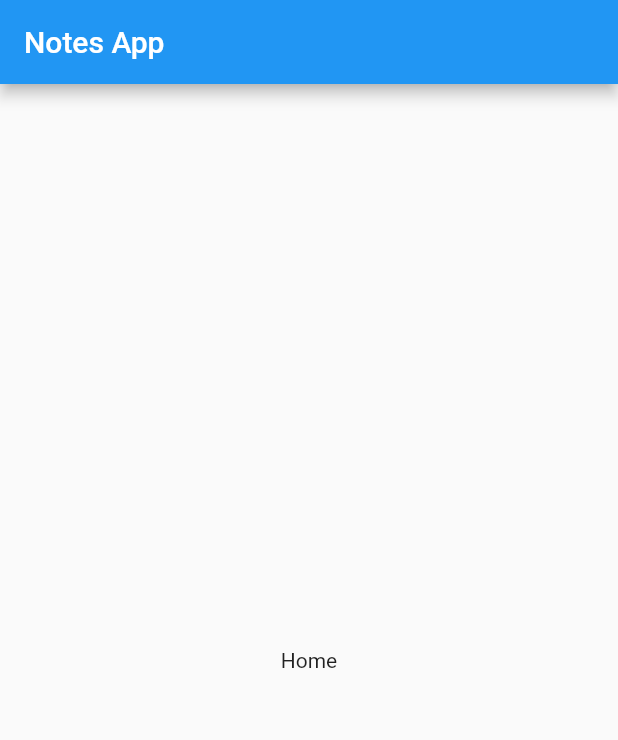
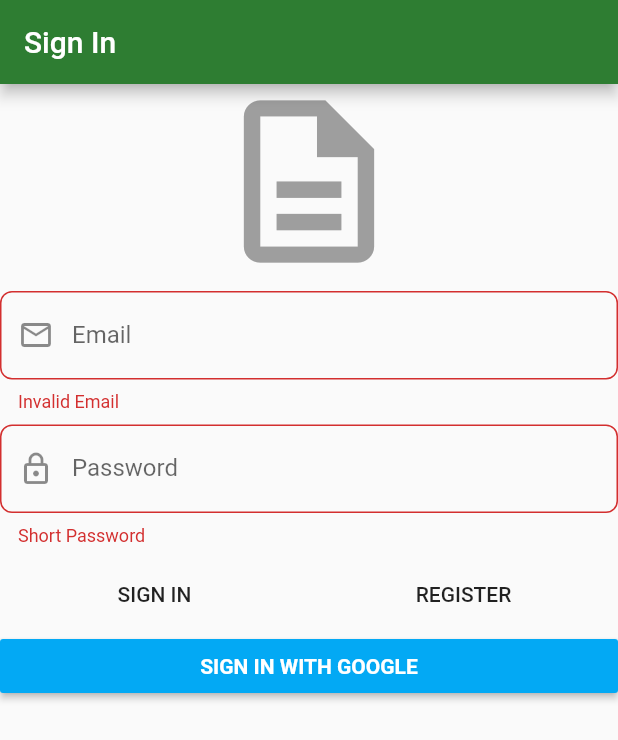
Before and after one commit to tabernerojerry/flutter-firebase-notes-DDD, a Flutter app: the screen it shows after launch, on a phone screen of 412 x 824 dp. Shown: the top 740 px of the screen. Run offline on Flutter 3.47's test engine with Material 2 defaults, Android fonts, the phone set to English and light mode, and no system bars; our stand-ins replace bloc, dartz, firebase_auth, firebase_core, flushbar, flutter_bloc and 4 more; accounts and stored records are empty; generated files the repository leaves out were written again.

Commit message:
sign in form ui

```diff
--- a/lib/infrastructure/auth/firebase_auth_facade.dart
+++ b/lib/infrastructure/auth/firebase_auth_facade.dart
@@ -1,6 +1,7 @@
 import 'package:dartz/dartz.dart';
 import 'package:firebase_auth/firebase_auth.dart';
 import 'package:flutter/foundation.dart';
+import 'package:flutter/services.dart';
 import 'package:google_sign_in/google_sign_in.dart';
 import 'package:injectable/injectable.dart';
 import 'package:notes_firebase_ddd/domain/auth/auth_failure.dart';
@@ -84,7 +85,7 @@
       await _firebaseAuth.signInWithCredential(authCredential);
 
       return right(unit);
-    } on FirebaseAuthException catch (_) {
+    } on PlatformException catch (_) {
       return left(const AuthFailure.serverError());
     }
   }
--- a/lib/main.dart
+++ b/lib/main.dart
@@ -1,26 +1,16 @@
+import 'package:firebase_core/firebase_core.dart';
 import 'package:flutter/material.dart';
 import 'package:injectable/injectable.dart';
 import 'package:notes_firebase_ddd/injection.dart';
+import 'package:notes_firebase_ddd/presentation/core/app_widget.dart';
 
-void main() {
+Future<void> main() async {
+  // Need explicit binding before firebase call
+  WidgetsFlutterBinding.ensureInitialized();
+  // Initialize Firebase to work
+  await Firebase.initializeApp();
+  // Inject Dependencies
   configureInjection(Environment.prod);
-  runApp(MyApp());
+  // Run App
+  runApp(AppWidget());
 }
-
-class MyApp extends StatelessWidget {
-  @override
-  Widget build(BuildContext context) {
-    return MaterialApp(
-      debugShowCheckedModeBanner: false,
-      title: "Notes",
-      home: Scaffold(
-        appBar: AppBar(
-          title: const Text('Notes App'),
-        ),
-        body: const Center(
-          child: Text('Home'),
-        ),
-      ),
-    );
-  }
-}
--- /dev/null
+++ b/lib/presentation/core/app_widget.dart
@@ -0,0 +1,24 @@
+import 'package:flutter/material.dart';
+import 'package:notes_firebase_ddd/presentation/sign_in/sign_in_page.dart';
+
+class AppWidget extends StatelessWidget {
+  @override
+  Widget build(BuildContext context) {
+    return MaterialApp(
+      debugShowCheckedModeBanner: false,
+      title: 'Notes',
+      home: SignInPage(),
+      theme: ThemeData.light().copyWith(
+        primaryColor: Colors.green[800],
+        accentColor: Colors.blueAccent,
+        inputDecorationTheme: InputDecorationTheme(
+          border: OutlineInputBorder(
+            borderRadius: BorderRadius.circular(
+              8.0,
+            ),
+          ),
+        ),
+      ),
+    );
+  }
+}
--- /dev/null
+++ b/lib/presentation/sign_in/sign_in_page.dart
@@ -0,0 +1,22 @@
+import 'package:flutter/material.dart';
+import 'package:flutter_bloc/flutter_bloc.dart';
+import 'package:notes_firebase_ddd/application/auth/sign_in_form/sign_in_form_bloc.dart';
+import 'package:notes_firebase_ddd/injection.dart';
+import 'package:notes_firebase_ddd/presentation/sign_in/widgets/sign_in_form.dart';
+
+class SignInPage extends StatelessWidget {
+  @override
+  Widget build(BuildContext context) {
+    return Scaffold(
+      appBar: AppBar(
+        title: const Text(
+          'Sign In',
+        ),
+      ),
+      body: BlocProvider(
+        create: (context) => getIt<SignInFormBloc>(),
+        child: SignInForm(),
+      ),
+    );
+  }
+}
--- /dev/null
+++ b/lib/presentation/sign_in/widgets/sign_in_form.dart
@@ -0,0 +1,139 @@
+import 'package:flushbar/flushbar.dart';
+import 'package:flushbar/flushbar_helper.dart';
+import 'package:flutter/material.dart';
+import 'package:flutter_bloc/flutter_bloc.dart';
+import 'package:notes_firebase_ddd/application/auth/sign_in_form/sign_in_form_bloc.dart';
+
+class SignInForm extends StatelessWidget {
+  @override
+  Widget build(BuildContext context) {
+    return BlocConsumer<SignInFormBloc, SignInFormState>(
+      listener: (context, state) {
+        state.authFailureOrSuccessOption.fold(
+          () {},
+          (either) => either.fold(
+            (failure) {
+              FlushbarHelper.createError(
+                message: failure.map(
+                  cancelledByUser: (_) => 'Cancelled',
+                  serverError: (_) => 'Server Error',
+                  emailAlreadyInUser: (_) => 'Email already in use',
+                  invalidEmailAndPasswordCombination: (_) =>
+                      'Invalid email and password combination',
+                ),
+              ).show(context);
+            },
+            (_) {
+              // TODO: Navigate
+            },
+          ),
+        );
+      },
+      builder: (context, state) {
+        return Form(
+          autovalidateMode: AutovalidateMode.always,
+          child: ListView(
+            children: [
+              const Icon(
+                Icons.description_outlined,
+                size: 130.0,
+                color: Colors.grey,
+              ),
+              const SizedBox(
+                height: 8.0,
+              ),
+              TextFormField(
+                decoration: const InputDecoration(
+                  prefixIcon: Icon(Icons.email_outlined),
+                  labelText: 'Email',
+                ),
+                autocorrect: false,
+                onChanged: (value) => context
+                    .read<SignInFormBloc>()
+                    .add(SignInFormEvent.emailChanged(value)),
+                validator: (_) => context
+                    .read<SignInFormBloc>()
+                    .state
+                    .emailAddress
+                    .value
+                    .fold(
+                      (f) => f.maybeMap(
+                        invalidEmail: (_) => 'Invalid Email',
+                        orElse: () => null,
+                      ),
+                      (_) => null,
+                    ),
+              ),
+              const SizedBox(
+                height: 8.0,
+              ),
+              TextFormField(
+                decoration: const InputDecoration(
+                  prefixIcon: Icon(Icons.lock_outlined),
+                  labelText: 'Password',
+                ),
+                autocorrect: false,
+                obscureText: true,
+                onChanged: (value) => context
+                    .read<SignInFormBloc>()
+                    .add(SignInFormEvent.passwordChanged(value)),
+                validator: (_) =>
+                    context.read<SignInFormBloc>().state.password.value.fold(
+                          (f) => f.maybeMap(
+                            shortPassword: (_) => 'Short Password',
+                            orElse: () => null,
+                          ),
+                          (_) => null,
+                        ),
+              ),
+              const SizedBox(
+                height: 8.0,
+              ),
+              Row(
+                children: [
+                  Expanded(
+                    child: FlatButton(
+                      onPressed: () {
+                        context.read<SignInFormBloc>().add(
+                              const SignInFormEvent
+                                  .signInWithEmailAndPasswordPressed(),
+                            );
+                      },
+                      child: const Text('SIGN IN'),
+                    ),
+                  ),
+                  Expanded(
+                    child: FlatButton(
+                      onPressed: () {
+                        context.read<SignInFormBloc>().add(
+                              const SignInFormEvent
+                                  .registerWithEmailAndPasswordPressed(),
+                            );
+                      },
+                      child: const Text('REGISTER'),
+                    ),
+                  ),
+                ],
+              ),
+              RaisedButton(
+                onPressed: () {
+                  context.read<SignInFormBloc>().add(
+                        const SignInFormEvent.signInWithGooglePressed(),
+                      );
+                },
+                color: Colors.lightBlue,
+                child: const Text(
+                  'SIGN IN WITH GOOGLE',
+                  style: TextStyle(
+                    color: Colors.white,
+                    fontWeight: FontWeight.bold,
+                  ),
+                ),
+              ),
+            ],
+          ),
+        );
+      },
+    );
+  }
+}
--- a/pubspec.yaml
+++ b/pubspec.yaml
@@ -27,6 +27,7 @@
   dartz: ^0.9.2
   firebase_auth: ^0.18.4+1
   firebase_core: ^0.5.3
+  flushbar: ^1.10.4
   flutter_bloc: ^6.1.1
   freezed_annotation: ^0.12.0
   get_it: ^5.0.3
```
Also changed, not shown: pubspec.lock, 2 other files.
